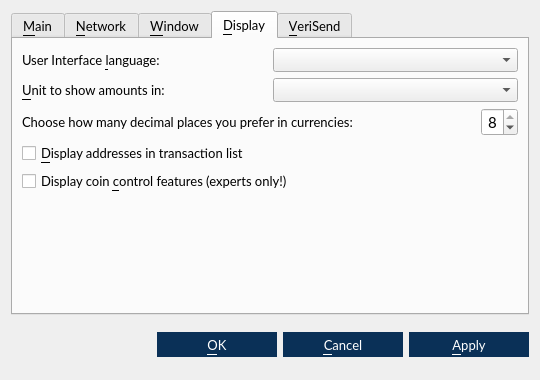
This is src/qt/forms/optionsdialog.ui in VeriConomy/vericoin as Qt 5 draws it before an edit. The edited form follows.
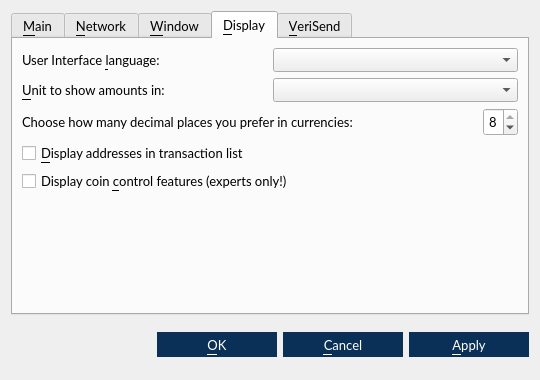
This is the edited form. Custom widgets are drawn as their Qt base class.

Commit message: don't like point sixe 11. :(

Diff of the .ui file:
```diff
--- a/src/qt/forms/optionsdialog.ui
+++ b/src/qt/forms/optionsdialog.ui
@@ -476,7 +476,7 @@
            </property>
            <property name="font">
             <font>
-             <pointsize>11</pointsize>
+             <pointsize>10</pointsize>
             </font>
            </property>
            <property name="toolTip">
```
